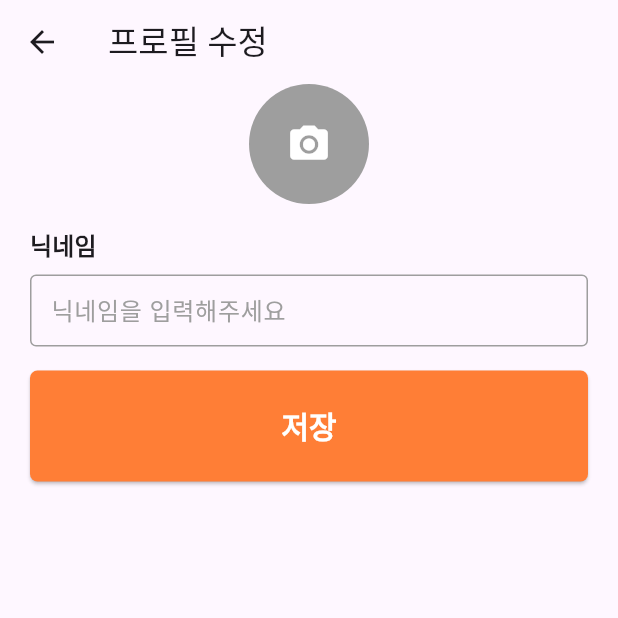
After one commit to seungiloh5/tutorial_fullstack_dev, a Flutter app: the MyEdit screen opened directly, after a tap on "저장", on a phone screen of 412 x 824 dp, the top half of it. The commit adds this screen. Run offline on Flutter 3.47's test engine with Material 3 defaults, Android fonts, the phone set to English and light mode, and no system bars; our stand-ins replace get; accounts and stored records are empty; network calls fail; Roboto replaces fonts that are missing (Noto Sans).

Commit message:
풀스택 개발 10장-4.2 정보수정

```diff
--- a/carrot_flutter/lib/src/controllers/user_controller.dart
+++ b/carrot_flutter/lib/src/controllers/user_controller.dart
@@ -14,4 +14,14 @@ class UserController extends GetxController {
     }
     Get.snackbar('회원 에러', body['message'], snackPosition: SnackPosition.BOTTOM);
   }
+
+  Future<bool> updateInfo(String name, int? image) async {
+    Map body = await userProvider.update(name, image);
+    if (body['result'] == 'ok') {
+      my.value = UserModel.parse(body['data']);
+      return true;
+    }
+    Get.snackbar('회원 에러', body['message'], snackPosition: SnackPosition.BOTTOM);
+    return false;
+  }
 }
--- a/carrot_flutter/lib/src/provider/user_provider.dart
+++ b/carrot_flutter/lib/src/provider/user_provider.dart
@@ -5,4 +5,17 @@ class UserProvider extends Provider {
     final response = await get('/api/user/my');
     return response.body;
   }
+
+  Future<Map> update(String name, int? image) async {
+    final Map<String, dynamic> body = {
+      'name': name,
+    };
+
+    if (image != null) {
+      body['profile_id'] = image.toString();
+    }
+
+    final response = await put('/api/user/my', body);
+    return response.body;
+  }
 }
--- /dev/null
+++ b/carrot_flutter/lib/src/screens/my/edit.dart
@@ -0,0 +1,59 @@
+import 'package:flutter/material.dart';
+import 'package:get/get.dart';
+
+import '../../controllers/user_controller.dart';
+import '../../widgets/forms/label_textfield.dart';
+
+class MyEdit extends StatefulWidget {
+  const MyEdit({super.key});
+
+  @override
+  State<MyEdit> createState() => _MyEditState();
+}
+
+class _MyEditState extends State<MyEdit> {
+  final userController = Get.put(UserController());
+  final _nameController = TextEditingController();
+
+  @override
+  Widget build(BuildContext context) {
+    _submit() async {
+      bool result = await userController.updateInfo(_nameController.text, null);
+      if (result) {
+        Get.back();
+      }
+    }
+
+    @override
+    void initState() {
+      super.initState();
+      _nameController.text = userController.my.value!.name;
+    }
+
+    return Scaffold(
+      appBar: AppBar(
+        title: const Text('프로필 수정'),
+      ),
+      body: ListView(
+        padding: const EdgeInsets.symmetric(horizontal: 20),
+        children: [
+          const CircleAvatar(
+            radius: 40,
+            backgroundColor: Colors.grey,
+            child: Icon(Icons.camera_alt, color: Colors.white, size: 30),
+          ),
+          const SizedBox(height: 16),
+          LabelTextField(
+            label: '닉네임',
+            hintText: '닉네임을 입력해주세요',
+            controller: _nameController,
+          ),
+          ElevatedButton(
+            onPressed: _submit,
+            child: const Text('저장'),
+          ),
+        ],
+      ),
+    );
+  }
+}
--- a/carrot_flutter/lib/src/widgets/listitems/user_mypage.dart
+++ b/carrot_flutter/lib/src/widgets/listitems/user_mypage.dart
@@ -1,5 +1,8 @@
 import 'package:flutter/material.dart';
+import 'package:get/get.dart';
+
 import '../../models/user_model.dart';
+import '../../screens/my/edit.dart';
 
 class UserMyPage extends StatelessWidget {
   final UserModel user;
@@ -8,7 +11,9 @@ class UserMyPage extends StatelessWidget {
   @override
   Widget build(BuildContext context) {
     return InkWell(
-      onTap: null,
+      onTap: () {
+        Get.to(() => const MyEdit());
+      },
       child: Padding(
         padding: const EdgeInsets.all(12.0),
         child: Row(
@@ -22,7 +27,10 @@ class UserMyPage extends StatelessWidget {
                       : AssetImage('assets/images/pikachu_flutter.png'),
                 ),
                 const SizedBox(width: 12),
-                Text(user.name, style: Theme.of(context).textTheme.labelLarge),
+                Text(
+                  user.name,
+                  style: Theme.of(context).textTheme.labelLarge,
+                ),
               ],
             ),
             Container(
```
Also changed, not shown: 1 other file.
